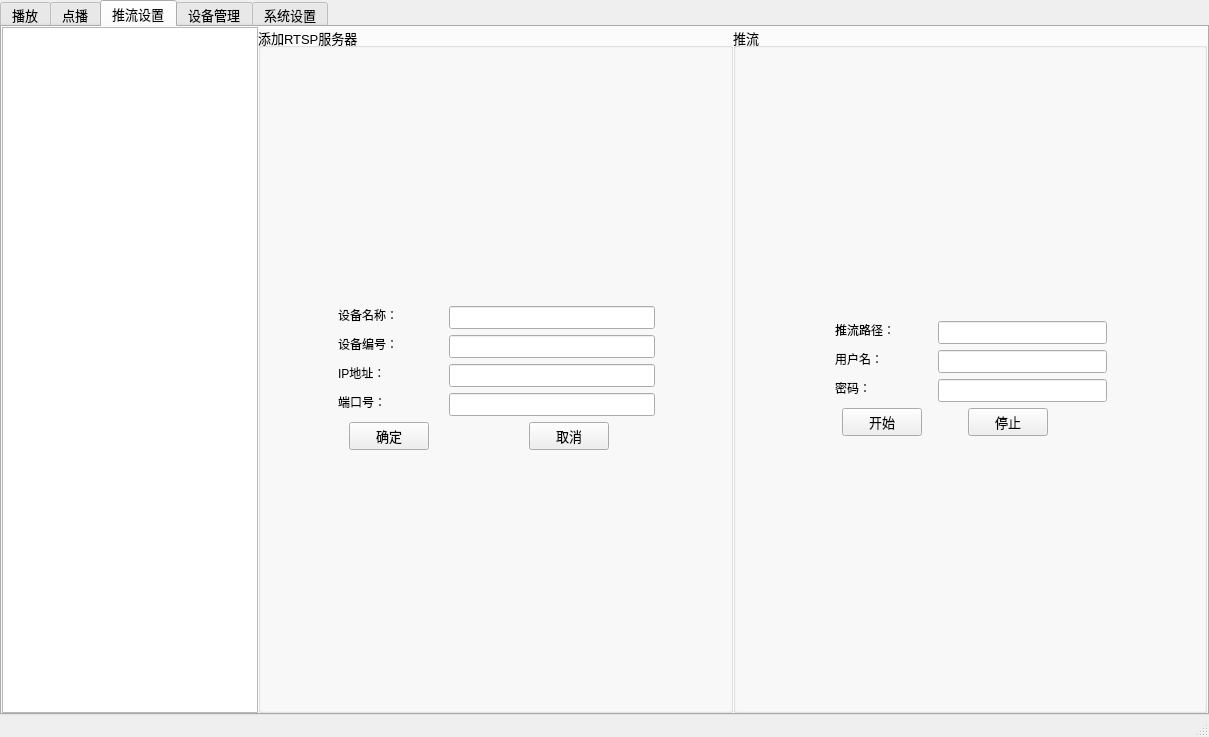
Old version of the form mediaoption/mediaoption.ui in the repository h1846458/mediaoption.
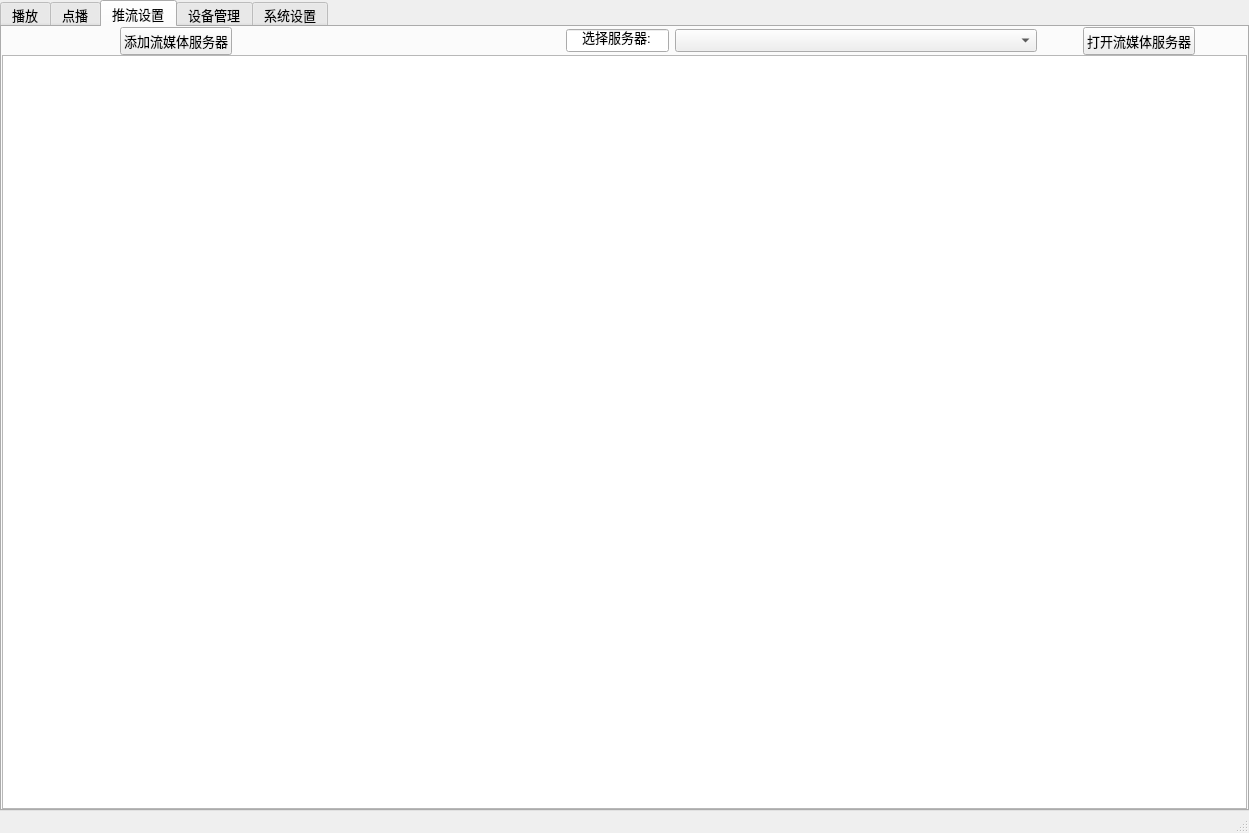
New version of the form. The open tabs and pages were chosen to show the change. Icons and pictures are not drawn. Custom widgets are drawn as their Qt base class.

What changed in the file:
```diff
--- a/mediaoption/mediaoption.ui
+++ b/mediaoption/mediaoption.ui
@@ -6,8 +6,8 @@
    <rect>
     <x>0</x>
     <y>0</y>
-    <width>1209</width>
-    <height>737</height>
+    <width>1249</width>
+    <height>833</height>
    </rect>
   </property>
   <property name="font">
@@ -594,7 +594,7 @@
        <attribute name="title">
         <string>推流设置</string>
        </attribute>
-       <layout class="QGridLayout" name="gridLayout_15" columnstretch="0,1,1">
+       <layout class="QGridLayout" name="pushlayout">
         <property name="leftMargin">
          <number>0</number>
         </property>
@@ -611,294 +611,58 @@
          <number>0</number>
         </property>
         <item row="0" column="0">
-         <widget class="QTreeView" name="treeView_4"/>
-        </item>
-        <item row="0" column="1">
-         <widget class="QGroupBox" name="groupBox_5">
-          <property name="title">
-           <string>添加RTSP服务器</string>
-          </property>
-          <layout class="QGridLayout" name="gridLayout_12">
-           <item row="0" column="1">
-            <spacer name="verticalSpacer_5">
+         <layout class="QHBoxLayout" name="pushHlayout" stretch="0,0,0,2,7,0,0,1">
+          <item>
+           <spacer name="horizontalSpacer_3">
              <property name="orientation">
-              <enum>Qt::Vertical</enum>
-             </property>
-             <property name="sizeHint" stdset="0">
-              <size>
-               <width>20</width>
-               <height>267</height>
-              </size>
-             </property>
-            </spacer>
-           </item>
-           <item row="1" column="0">
-            <spacer name="horizontalSpacer_22">
-             <property name="orientation">
               <enum>Qt::Horizontal</enum>
              </property>
              <property name="sizeHint" stdset="0">
               <size>
-               <width>84</width>
+              <width>118</width>
                <height>20</height>
               </size>
              </property>
             </spacer>
            </item>
-           <item row="1" column="1">
-            <layout class="QGridLayout" name="gridLayout_4" columnstretch="1,0,1,10,1,0">
-             <item row="0" column="0" colspan="3">
-              <widget class="QLineEdit" name="lineEdit_20">
-               <property name="styleSheet">
-                <string notr="true">QLineEdit{background-color:transparent}
-QLineEdit{border-width:0;border-style:outset}</string>
-               </property>
+          <item>
+           <widget class="QPushButton" name="addServer">
                <property name="text">
-                <string>设备名称：</string>
-               </property>
-               <property name="readOnly">
-                <bool>true</bool>
-               </property>
-              </widget>
-             </item>
-             <item row="0" column="3" colspan="3">
-              <widget class="QLineEdit" name="lineEdit_21"/>
-             </item>
-             <item row="1" column="0" colspan="3">
-              <widget class="QLineEdit" name="lineEdit_22">
-               <property name="styleSheet">
-                <string notr="true">QLineEdit{background-color:transparent}
-QLineEdit{border-width:0;border-style:outset}</string>
-               </property>
-               <property name="text">
-                <string>设备编号：</string>
-               </property>
-               <property name="readOnly">
-                <bool>true</bool>
-               </property>
-              </widget>
-             </item>
-             <item row="1" column="3" colspan="3">
-              <widget class="QLineEdit" name="lineEdit_23"/>
-             </item>
-             <item row="2" column="0" colspan="3">
-              <widget class="QLineEdit" name="lineEdit_29">
-               <property name="styleSheet">
-                <string notr="true">QLineEdit{background-color:transparent}
-QLineEdit{border-width:0;border-style:outset}</string>
-               </property>
-               <property name="text">
-                <string>IP地址：</string>
-               </property>
-               <property name="readOnly">
-                <bool>true</bool>
-               </property>
-              </widget>
-             </item>
-             <item row="2" column="3" colspan="3">
-              <widget class="QLineEdit" name="lineEdit_30"/>
-             </item>
-             <item row="3" column="0" colspan="3">
-              <widget class="QLineEdit" name="lineEdit_31">
-               <property name="styleSheet">
-                <string notr="true">QLineEdit{background-color:transparent}
-QLineEdit{border-width:0;border-style:outset}</string>
-               </property>
-               <property name="text">
-                <string>端口号：</string>
-               </property>
-               <property name="readOnly">
-                <bool>true</bool>
-               </property>
-              </widget>
-             </item>
-             <item row="3" column="3" colspan="3">
-              <widget class="QLineEdit" name="lineEdit_32"/>
-             </item>
-             <item row="4" column="0">
-              <spacer name="horizontalSpacer_18">
+             <string>添加流媒体服务器</string>
+            </property>
+           </widget>
+          </item>
+          <item>
+           <spacer name="horizontalSpacer_16">
                <property name="orientation">
                 <enum>Qt::Horizontal</enum>
                </property>
                <property name="sizeHint" stdset="0">
                 <size>
-                 <width>40</width>
+              <width>328</width>
                  <height>20</height>
                 </size>
                </property>
               </spacer>
              </item>
-             <item row="4" column="1">
-              <widget class="QPushButton" name="pushButton_15">
+          <item>
+           <widget class="QLineEdit" name="lineEdit">
                <property name="text">
-                <string>确定</string>
-               </property>
-              </widget>
-             </item>
-             <item row="4" column="2">
-              <spacer name="horizontalSpacer_19">
-               <property name="orientation">
-                <enum>Qt::Horizontal</enum>
-               </property>
-               <property name="sizeHint" stdset="0">
-                <size>
-                 <width>40</width>
-                 <height>20</height>
-                </size>
-               </property>
-              </spacer>
-             </item>
-             <item row="4" column="3">
-              <spacer name="horizontalSpacer_21">
-               <property name="orientation">
-                <enum>Qt::Horizontal</enum>
-               </property>
-               <property name="sizeHint" stdset="0">
-                <size>
-                 <width>28</width>
-                 <height>20</height>
-                </size>
-               </property>
-              </spacer>
-             </item>
-             <item row="4" column="4">
-              <widget class="QPushButton" name="pushButton_16">
-               <property name="text">
-                <string>取消</string>
-               </property>
-              </widget>
-             </item>
-             <item row="4" column="5">
-              <spacer name="horizontalSpacer_20">
-               <property name="orientation">
-                <enum>Qt::Horizontal</enum>
-               </property>
-               <property name="sizeHint" stdset="0">
-                <size>
-                 <width>40</width>
-                 <height>20</height>
-                </size>
-               </property>
-              </spacer>
-             </item>
-            </layout>
-           </item>
-           <item row="1" column="2">
-            <spacer name="horizontalSpacer_23">
-             <property name="orientation">
-              <enum>Qt::Horizontal</enum>
-             </property>
-             <property name="sizeHint" stdset="0">
-              <size>
-               <width>84</width>
-               <height>20</height>
-              </size>
-             </property>
-            </spacer>
-           </item>
-           <item row="2" column="1">
-            <spacer name="verticalSpacer_6">
-             <property name="orientation">
-              <enum>Qt::Vertical</enum>
-             </property>
-             <property name="sizeHint" stdset="0">
-              <size>
-               <width>20</width>
-               <height>268</height>
-              </size>
-             </property>
-            </spacer>
-           </item>
-          </layout>
-         </widget>
-        </item>
-        <item row="0" column="2">
-         <widget class="QGroupBox" name="groupBox_6">
-          <property name="title">
-           <string>推流</string>
-          </property>
-          <layout class="QGridLayout" name="gridLayout_14">
-           <item row="0" column="1">
-            <spacer name="verticalSpacer_7">
-             <property name="orientation">
-              <enum>Qt::Vertical</enum>
-             </property>
-             <property name="sizeHint" stdset="0">
-              <size>
-               <width>20</width>
-               <height>283</height>
-              </size>
-             </property>
-            </spacer>
-           </item>
-           <item row="1" column="0">
-            <spacer name="horizontalSpacer_31">
-             <property name="orientation">
-              <enum>Qt::Horizontal</enum>
-             </property>
-             <property name="sizeHint" stdset="0">
-              <size>
-               <width>98</width>
-               <height>20</height>
-              </size>
-             </property>
-            </spacer>
-           </item>
-           <item row="1" column="1" colspan="2">
-            <layout class="QGridLayout" name="gridLayout_13" columnstretch="1,0,1,7,5,10,0">
-             <item row="0" column="0" colspan="3">
-              <widget class="QLineEdit" name="lineEdit_24">
-               <property name="styleSheet">
-                <string notr="true">QLineEdit{background-color:transparent}
-QLineEdit{border-width:0;border-style:outset}</string>
-               </property>
-               <property name="text">
-                <string>推流路径：</string>
-               </property>
+             <string>选择服务器:</string>
+            </property>
+            <property name="alignment">
+             <set>Qt::AlignCenter</set>
+            </property>
                <property name="readOnly">
                 <bool>true</bool>
                </property>
               </widget>
              </item>
-             <item row="0" column="3" colspan="4">
-              <widget class="QLineEdit" name="lineEdit_33"/>
-             </item>
-             <item row="1" column="0" colspan="3">
-              <widget class="QLineEdit" name="lineEdit_25">
-               <property name="styleSheet">
-                <string notr="true">QLineEdit{background-color:transparent}
-QLineEdit{border-width:0;border-style:outset}</string>
-               </property>
-               <property name="text">
-                <string>用户名：</string>
-               </property>
-               <property name="readOnly">
-                <bool>true</bool>
-               </property>
-              </widget>
-             </item>
-             <item row="1" column="3" colspan="4">
-              <widget class="QLineEdit" name="lineEdit_26"/>
-             </item>
-             <item row="2" column="0" colspan="3">
-              <widget class="QLineEdit" name="lineEdit_27">
-               <property name="styleSheet">
-                <string notr="true">QLineEdit{background-color:transparent}
-QLineEdit{border-width:0;border-style:outset}</string>
-               </property>
-               <property name="text">
-                <string>密码：</string>
-               </property>
-               <property name="readOnly">
-                <bool>true</bool>
-               </property>
-              </widget>
-             </item>
-             <item row="2" column="3" colspan="4">
-              <widget class="QLineEdit" name="lineEdit_28"/>
-             </item>
-             <item row="3" column="0">
-              <spacer name="horizontalSpacer_25">
+          <item>
+           <widget class="QComboBox" name="selectserver"/>
+          </item>
+          <item>
+           <spacer name="horizontalSpacer_11">
                <property name="orientation">
                 <enum>Qt::Horizontal</enum>
                </property>
@@ -910,102 +674,30 @@
                </property>
               </spacer>
              </item>
-             <item row="3" column="1">
-              <widget class="QPushButton" name="pushButton_17">
+          <item>
+           <widget class="QPushButton" name="startServer">
                <property name="text">
-                <string>开始</string>
+             <string>打开流媒体服务器</string>
                </property>
               </widget>
              </item>
-             <item row="3" column="2">
-              <spacer name="horizontalSpacer_27">
+          <item>
+           <spacer name="horizontalSpacer_15">
                <property name="orientation">
                 <enum>Qt::Horizontal</enum>
                </property>
                <property name="sizeHint" stdset="0">
                 <size>
-                 <width>17</width>
+              <width>118</width>
                  <height>20</height>
                 </size>
                </property>
               </spacer>
              </item>
-             <item row="3" column="3">
-              <spacer name="horizontalSpacer_24">
-               <property name="orientation">
-                <enum>Qt::Horizontal</enum>
-               </property>
-               <property name="sizeHint" stdset="0">
-                <size>
-                 <width>18</width>
-                 <height>20</height>
-                </size>
-               </property>
-              </spacer>
-             </item>
-             <item row="3" column="4">
-              <widget class="QPushButton" name="pushButton_18">
-               <property name="text">
-                <string>停止</string>
-               </property>
-              </widget>
-             </item>
-             <item row="3" column="5">
-              <spacer name="horizontalSpacer_26">
-               <property name="orientation">
-                <enum>Qt::Horizontal</enum>
-               </property>
-               <property name="sizeHint" stdset="0">
-                <size>
-                 <width>13</width>
-                 <height>20</height>
-                </size>
-               </property>
-              </spacer>
-             </item>
-             <item row="3" column="6">
-              <spacer name="horizontalSpacer_29">
-               <property name="orientation">
-                <enum>Qt::Horizontal</enum>
-               </property>
-               <property name="sizeHint" stdset="0">
-                <size>
-                 <width>13</width>
-                 <height>20</height>
-                </size>
-               </property>
-              </spacer>
-             </item>
-            </layout>
-           </item>
-           <item row="1" column="3">
-            <spacer name="horizontalSpacer_32">
-             <property name="orientation">
-              <enum>Qt::Horizontal</enum>
-             </property>
-             <property name="sizeHint" stdset="0">
-              <size>
-               <width>97</width>
-               <height>20</height>
-              </size>
-             </property>
-            </spacer>
-           </item>
-           <item row="2" column="2">
-            <spacer name="verticalSpacer_8">
-             <property name="orientation">
-              <enum>Qt::Vertical</enum>
-             </property>
-             <property name="sizeHint" stdset="0">
-              <size>
-               <width>20</width>
-               <height>283</height>
-              </size>
-             </property>
-            </spacer>
-           </item>
-          </layout>
-         </widget>
+         </layout>
+        </item>
+        <item row="1" column="0">
+         <widget class="QTableView" name="pushTableView"/>
         </item>
        </layout>
       </widget>
```
Left out of the diff: 2 changed lines with no effect on the pictures. Lines whose indentation alone changed are shown as unchanged.
